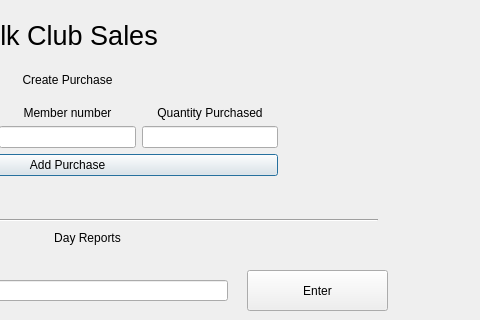
First picture: the form in sales.ui, repository sophiegsmith/bulk-project, before the edit; both pictures show x 213 to 693 and y 0 to 320 of the 693 by 762 pixel window.
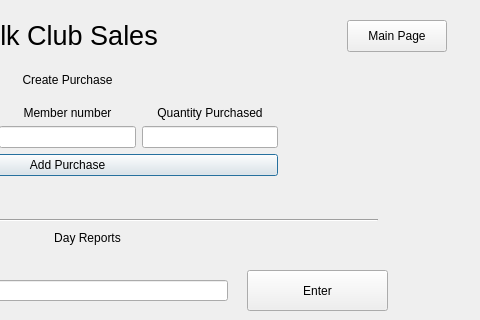
Second picture: the form after the edit.

Commit message: connected a main page button to sales

The edit to the form file:
```diff
--- a/sales.ui
+++ b/sales.ui
@@ -297,6 +297,19 @@
     <enum>Qt::Horizontal</enum>
    </property>
   </widget>
+  <widget class="QPushButton" name="pushButton_4">
+   <property name="geometry">
+    <rect>
+     <x>560</x>
+     <y>20</y>
+     <width>100</width>
+     <height>32</height>
+    </rect>
+   </property>
+   <property name="text">
+    <string>Main Page</string>
+   </property>
+  </widget>
  </widget>
  <resources/>
  <connections/>
```
The commit also changes 3 other files.
